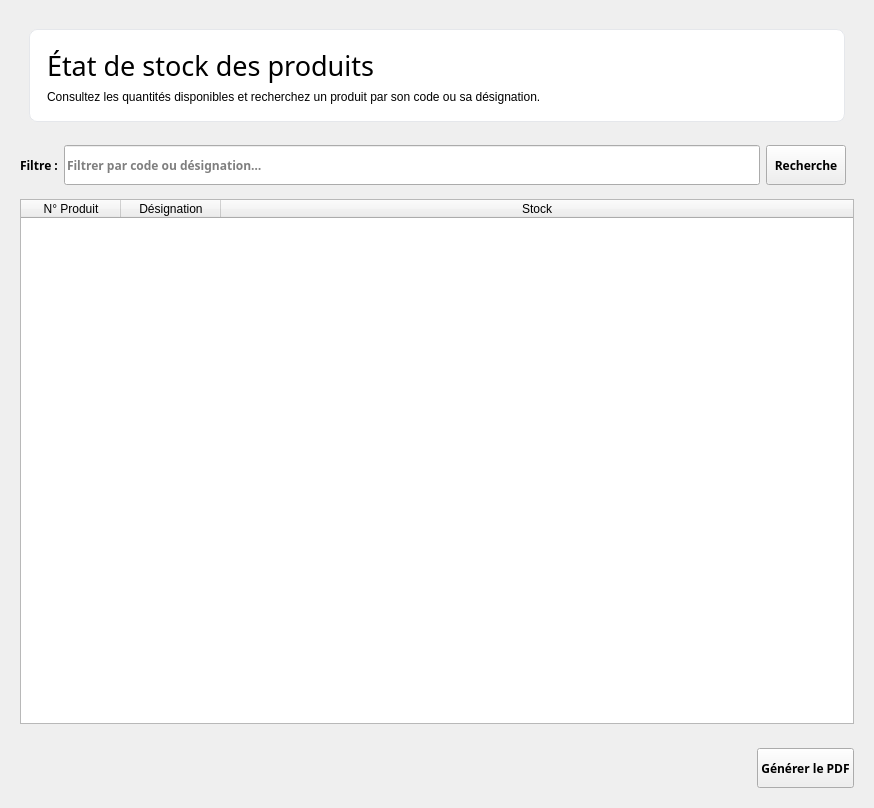
Before: the Qt Designer form interface/stock_widget.ui in miranto-andria/stock-it, drawn with Qt 5.
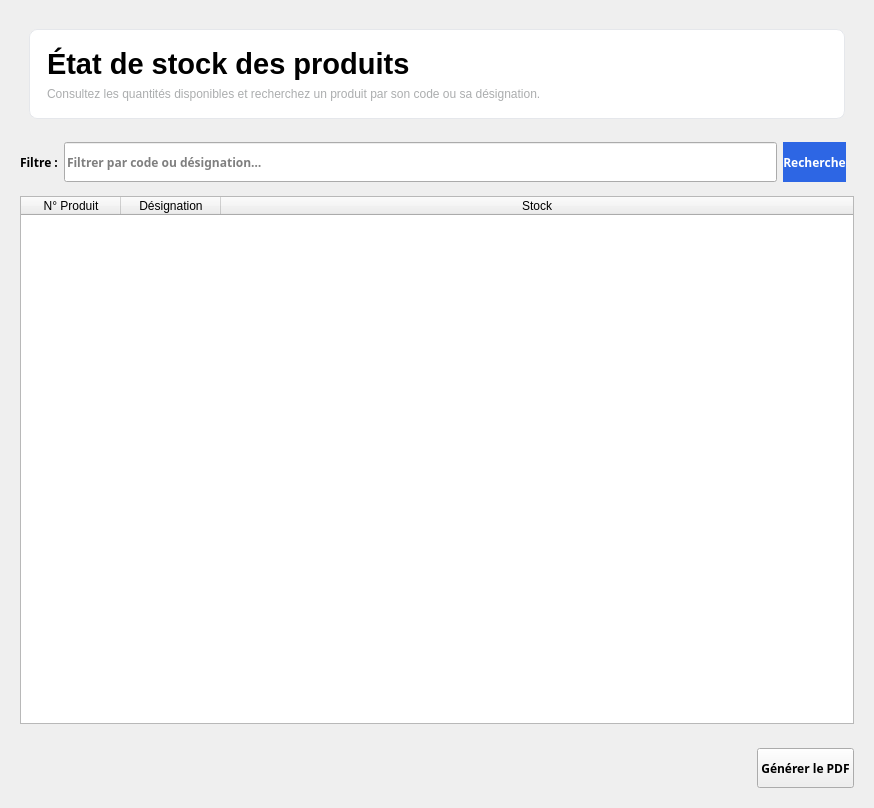
After: the same form once the commit is applied. Icons and pictures are not drawn.

Diff of the .ui file:
```diff
--- a/interface/stock_widget.ui
+++ b/interface/stock_widget.ui
@@ -79,8 +79,9 @@
              <widget class="QLabel" name="label">
               <property name="font">
                <font>
-                <family>Montserrat</family>
-                <pointsize>20</pointsize>
+                <family>Segoe UI</family>
+                <pointsize>22</pointsize>
+                <bold>true</bold>
                </font>
               </property>
               <property name="styleSheet">
@@ -95,6 +96,9 @@
             </item>
             <item>
              <widget class="QLabel" name="description">
+              <property name="styleSheet">
+               <string notr="true">color : #abadae</string>
+              </property>
               <property name="text">
                <string>Consultez les quantités disponibles et recherchez un produit par son code ou sa désignation.</string>
               </property>
@@ -148,6 +152,12 @@
             <height>40</height>
            </size>
           </property>
+          <property name="styleSheet">
+           <string notr="true">background-color : #2d66e4;
+font : bold;
+border : none;
+color:  white</string>
+          </property>
           <property name="text">
            <string>Recherche</string>
           </property>
```
Left out of the diff: 3 changed lines with no effect on the pictures.
